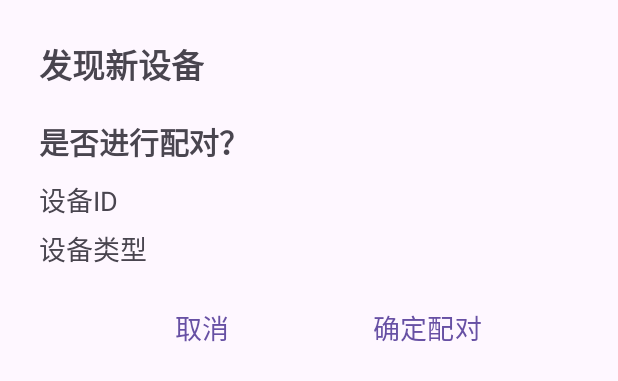
After one commit to ytzuo/smart-home-demo-frontend, an Android app: the layout window_match.xml on its own in the app's theme, with its tools: preview values and no code run, on a phone screen of 412 x 824 dp. The commit adds this screen. Shown: the top 381 px of the screen. Run offline under Robolectric (Android 15) with nearby library versions, the phone set to English and light mode, and no system bars.

Commit message:
添加了数据库, 数据库初始化, 读取等代码待完成 下一步计划: FurnitureItem和数据库中device添加id字段, 完善配对代码 配对逻辑如下: 当一个设备出现在局域网中, 向数据库查询是否已存在, 若不存在则弹出配对窗口进行配对

```diff
--- a/app/build.gradle.kts
+++ b/app/build.gradle.kts
@@ -42,9 +42,12 @@ dependencies {
     implementation(libs.activity)
     implementation(libs.constraintlayout)
     implementation(files("libs\\ZRDDSd.jar"))
+    implementation(libs.room.common.jvm)
+    implementation(libs.room.runtime)
     testImplementation(libs.junit)
     androidTestImplementation(libs.ext.junit)
     androidTestImplementation(libs.espresso.core)
+    annotationProcessor(libs.room.compiler)
 //    implementation("cn.pedant.sweetalert:library:1.3") //提示框的依赖, 可以用来提示用户敏感信息或弹出Alert
 //    implementation("jp.wasabeef:recyclerview-animators:4.0.2") //recycle view动效库
 }
--- /dev/null
+++ b/app/src/main/res/layout/window_match.xml
@@ -0,0 +1,71 @@
+<LinearLayout xmlns:android="http://schemas.android.com/apk/res/android"
+    android:layout_width="match_parent"
+    android:layout_height="wrap_content"
+    android:orientation="vertical"
+    android:padding="26dp">
+
+    <TextView
+        android:layout_width="wrap_content"
+        android:layout_height="wrap_content"
+        android:text="@string/match_device"
+        android:textSize="22sp"
+        android:textStyle="bold"/>
+    <View
+        android:layout_width="match_parent"
+        android:layout_height="20dp"/>
+    <TextView
+        android:layout_width="wrap_content"
+        android:layout_height="wrap_content"
+        android:text="@string/new_device"
+        android:textSize="20sp"
+        android:textStyle="bold"/>
+    <View
+        android:layout_width="match_parent"
+        android:layout_height="10dp"/>
+    <TextView
+        android:layout_width="wrap_content"
+        android:layout_height="wrap_content"
+        android:text="@string/device_id"
+        android:textSize="18sp" />
+    <View
+        android:layout_width="match_parent"
+        android:layout_height="5dp"/>
+    <TextView
+        android:layout_width="wrap_content"
+        android:layout_height="wrap_content"
+        android:text="@string/device_type"
+        android:textSize="18sp" />
+    <View
+        android:layout_width="match_parent"
+        android:layout_height="15dp"/>
+    <LinearLayout
+        android:layout_width="match_parent"
+        android:layout_height="wrap_content"
+        android:gravity="center"
+        android:paddingStart="30dp"
+        android:paddingEnd="30dp">
+
+        <com.google.android.material.button.MaterialButton
+            android:id="@+id/add_new_cancel"
+            android:layout_width="0dp"
+            android:layout_height="wrap_content"
+            android:layout_weight="1"
+            android:text="@string/match_cancel"
+            style="?android:attr/buttonBarButtonStyle"
+            android:layout_gravity="start"
+            android:gravity="center"
+            android:textSize="18sp"/>
+
+        <com.google.android.material.button.MaterialButton
+            android:id="@+id/add_new_done"
+            android:layout_width="0dp"
+            android:layout_height="wrap_content"
+            android:layout_weight="1"
+            android:text="@string/match_done"
+            style="?android:attr/buttonBarButtonStyle"
+            android:layout_gravity="end"
+            android:gravity="center"
+            android:textSize="18sp"/>
+
+    </LinearLayout>
+</LinearLayout>
--- a/app/src/main/res/values/strings.xml
+++ b/app/src/main/res/values/strings.xml
@@ -15,4 +15,10 @@
     <string name="fuel">剩余油量</string>
     <string name="mile">剩余里程</string>
     <string name="logID">日志ID</string>
+    <string name="match_device">发现新设备</string>
+    <string name="new_device">是否进行配对？</string>
+    <string name="device_id">设备ID</string>
+    <string name="device_type">设备类型</string>
+    <string name="match_cancel">取消</string>
+    <string name="match_done">确定配对</string>
 </resources>
--- a/gradle/libs.versions.toml
+++ b/gradle/libs.versions.toml
@@ -7,6 +7,9 @@ appcompat = "1.6.1"
 material = "1.10.0"
 activity = "1.8.0"
 constraintlayout = "2.1.4"
+roomCommonJvm = "2.7.2"
+roomRuntime = "2.7.2"
+roomCompiler = "2.7.2"
 
 [libraries]
 junit = { group = "junit", name = "junit", version.ref = "junit" }
@@ -16,6 +19,9 @@ appcompat = { group = "androidx.appcompat", name = "appcompat", version.ref = "a
 material = { group = "com.google.android.material", name = "material", version.ref = "material" }
 activity = { group = "androidx.activity", name = "activity", version.ref = "activity" }
 constraintlayout = { group = "androidx.constraintlayout", name = "constraintlayout", version.ref = "constraintlayout" }
+room-common-jvm = { group = "androidx.room", name = "room-common-jvm", version.ref = "roomCommonJvm" }
+room-runtime = { group = "androidx.room", name = "room-runtime", version.ref = "roomRuntime" }
+room-compiler = { group = "androidx.room", name = "room-compiler", version.ref = "roomCompiler" }
 
 [plugins]
 android-application = { id = "com.android.application", version.ref = "agp" }
```
Also changed, not shown: app/src/main/java/com/SmartHome/SmartHomeDemo/database/AppDatabase.java (added, +30 -0 lines), app/src/main/java/com/SmartHome/SmartHomeDemo/database/Device.java (added, +35 -0 lines), app/src/main/java/com/SmartHome/SmartHomeDemo/database/DeviceDao.java (added, +23 -0 lines).
